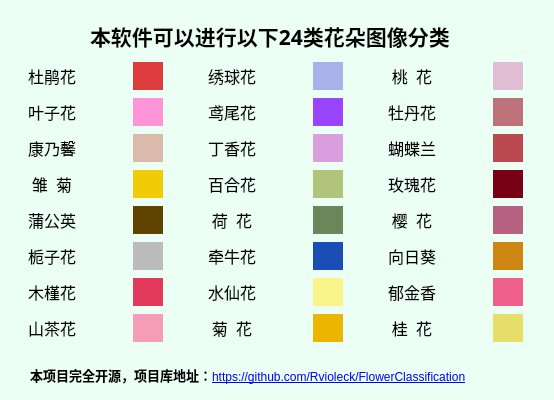
Old version of the form aboutWindow.ui in the repository Rvioleck/FlowerClassification.
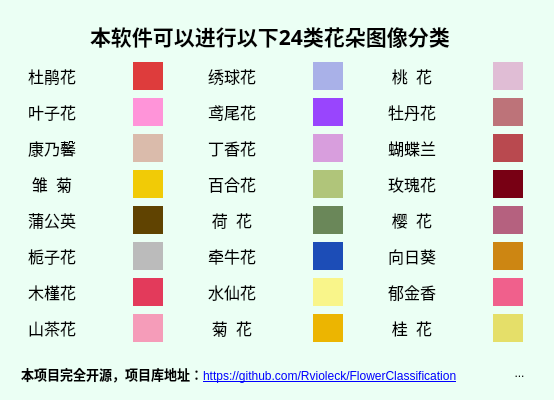
New version of the form. Icons and pictures are not drawn.

```diff
--- a/aboutWindow.ui
+++ b/aboutWindow.ui
@@ -2371,8 +2371,8 @@
    <widget class="QLabel" name="label_13">
     <property name="geometry">
      <rect>
-      <x>30</x>
-      <y>360</y>
+      <x>21</x>
+      <y>359</y>
       <width>471</width>
       <height>31</height>
      </rect>
@@ -2384,6 +2384,32 @@
      <bool>true</bool>
     </property>
    </widget>
+   <widget class="QToolButton" name="toolButton">
+    <property name="geometry">
+     <rect>
+      <x>504</x>
+      <y>357</y>
+      <width>31</width>
+      <height>31</height>
+     </rect>
+    </property>
+    <property name="text">
+     <string>...</string>
+    </property>
+    <property name="icon">
+     <iconset>
+      <normaloff>images/使用说明.png</normaloff>images/使用说明.png</iconset>
+    </property>
+    <property name="iconSize">
+     <size>
+      <width>32</width>
+      <height>32</height>
+     </size>
+    </property>
+    <property name="autoRaise">
+     <bool>true</bool>
+    </property>
+   </widget>
   </widget>
  </widget>
  <resources/>
```
Left out of the diff: 3 changed lines with no effect on the pictures.
